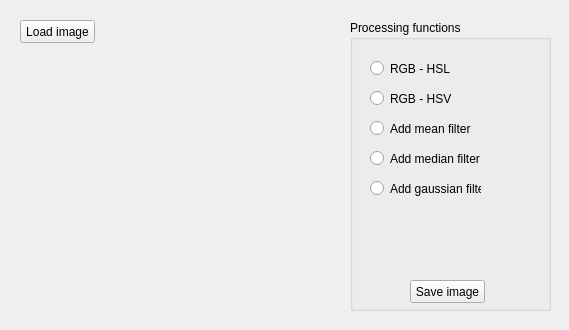
Above: mainwindow.ui from JCamiloo/ImageProcessing before the change. Below: the same form after it.
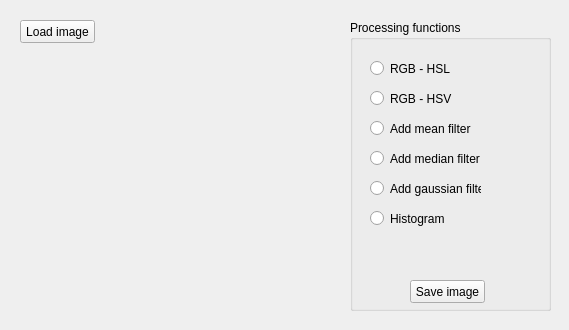
That is the form after the change.

```diff
--- a/mainwindow.ui
+++ b/mainwindow.ui
@@ -139,6 +139,19 @@
       <string>Add gaussian filter </string>
      </property>
     </widget>
+    <widget class="QRadioButton" name="radioButtonHistogram">
+     <property name="geometry">
+      <rect>
+       <x>20</x>
+       <y>190</y>
+       <width>82</width>
+       <height>17</height>
+      </rect>
+     </property>
+     <property name="text">
+      <string>Histogram</string>
+     </property>
+    </widget>
    </widget>
    <widget class="QLabel" name="labelImage">
     <property name="geometry">
```
